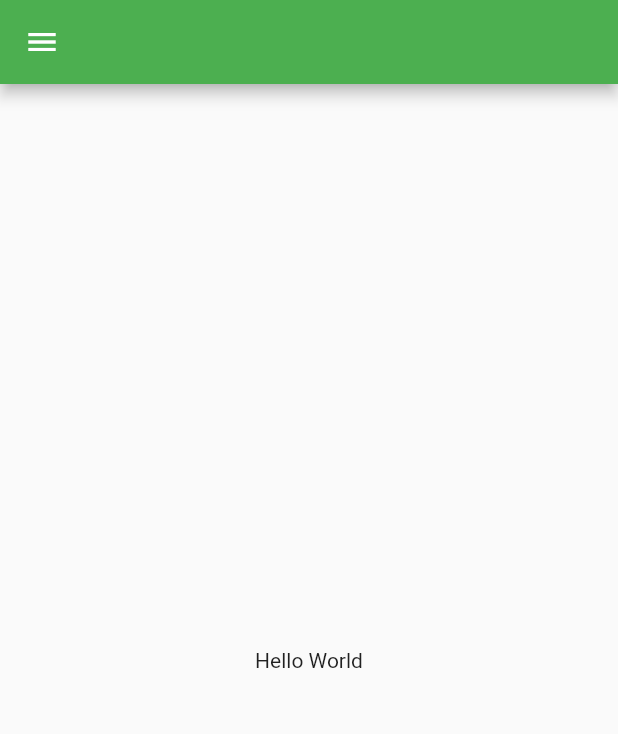
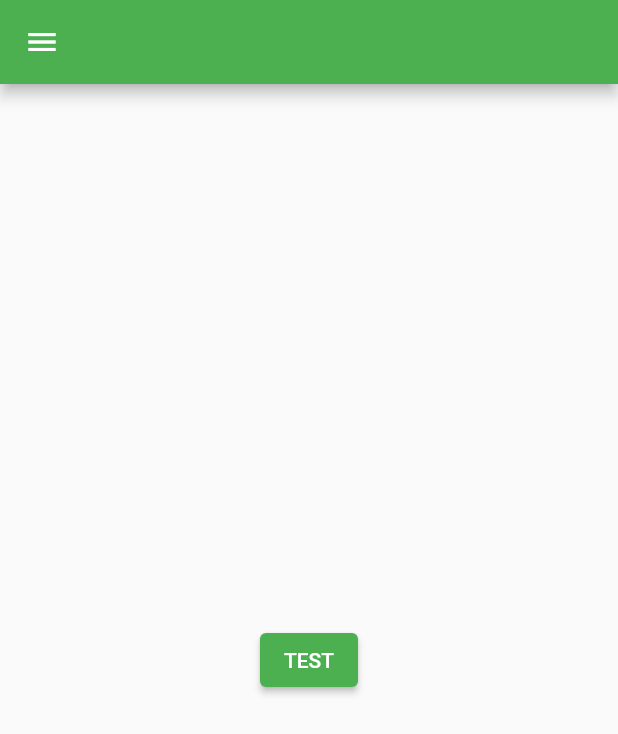
Before and after one commit to YAVILES/rcv_admin_flutter, a Flutter app: the MyHomePage screen opened by its route, on a phone screen of 412 x 824 dp. Shown: the top 734 px of the screen. Run offline on Flutter 3.47's test engine with Material 2 defaults, Android fonts, the phone set to English and light mode, and no system bars; our stand-ins replace flushbar, shared_preferences; accounts and stored records are empty.

Commit message:
Home y sidebar

```diff
--- a/lib/src/pages/home_page.dart
+++ b/lib/src/pages/home_page.dart
@@ -1,5 +1,6 @@
 import 'package:flutter/material.dart';
 import 'package:rcv_admin_flutter/src/models/user.dart';
+import 'package:rcv_admin_flutter/src/pages/banner_page.dart';
 
 class MyHomePage extends StatefulWidget {
   const MyHomePage({Key? key}) : super(key: key);
@@ -17,17 +18,126 @@ class _MyHomePageState extends State<MyHomePage> {
     return FutureBuilder(
         future: getUserData(),
         builder: (context, AsyncSnapshot<User> snapshot) {
+          switch (snapshot.connectionState) {
+            case ConnectionState.none:
+            case ConnectionState.waiting:
+              return const CircularProgressIndicator();
+            default:
               return Scaffold(
                 drawer: Drawer(
-              backgroundColor: Theme.of(context).secondaryHeaderColor,
+                    backgroundColor: Colors.white,
+                    child: ListView(
+                      padding: EdgeInsets.zero,
+                      children: [
+                        if (snapshot.hasError) Text('Error: ${snapshot.error}'),
+                        _getDrawerHeader(snapshot),
+                        ExpansionTile(
+                          title: Row(
+                            mainAxisAlignment: MainAxisAlignment.start,
+                            children: const [
+                              Icon(Icons.admin_panel_settings),
+                              Padding(
+                                padding: EdgeInsets.only(left: 10),
+                                child: Text('Administración de Sistema'),
+                              )
+                            ],
                           ),
+                          children: const [],
+                        ),
+                        ExpansionTile(
+                          title: Row(
+                            mainAxisAlignment: MainAxisAlignment.start,
+                            children: const [
+                              Icon(Icons.web_asset),
+                              Padding(
+                                padding: EdgeInsets.only(left: 10),
+                                child: Text('Administración Web'),
+                              )
+                            ],
+                          ),
+                          children: [
+                            ListTile(
+                              title: const Text('Banners'),
+                              leading: const Padding(
+                                padding: EdgeInsets.only(left: 20),
+                                child: Icon(Icons.flaky_rounded),
+                              ),
+                              onTap: () {
+                                Navigator.pushReplacementNamed(
+                                    context, '/banner');
+                              },
+                            ),
+                          ],
+                        ),
+                        const SizedBox(height: 15),
+                        ListTile(
+                          title: const Text('Cerrar Sesión'),
+                          leading: const Icon(Icons.logout),
+                          onTap: () {
+                            UserPreferences().removeUser();
+                            Navigator.of(context).pushReplacementNamed('/');
+                            // Update the state of the app.
+                            // ...
+                          },
+                        ),
+                      ],
+                    )),
                 appBar: AppBar(
                   title: Text(snapshot.data?.name ?? ""),
                 ),
-            body: const Center(
-              child: Text('Hello World'),
+                body: Center(
+                    child: ElevatedButton(
+                  child: const Text("TEST"),
+                  onPressed: () {
+                    Navigator.push(
+                      context,
+                      MaterialPageRoute(builder: (context) {
+                        return const BannersPage();
+                      }),
+                    );
+                  },
+                )),
+              );
+          }
+        });
+  }
+
+  _getDrawerHeader(snapshot) {
+    switch (snapshot.connectionState) {
+      case ConnectionState.none:
+      case ConnectionState.waiting:
+        return const CircularProgressIndicator();
+      default:
+        return UserAccountsDrawerHeader(
+          accountName: Text("${snapshot.data?.name}"),
+          accountEmail: Text("${snapshot.data?.email}"),
+          currentAccountPicture: Image.asset('assets/images/rc871.jpg'),
+          otherAccountsPictures: const [
+            FlutterLogo(),
+          ],
+          onDetailsPressed: () {},
+          decoration: const BoxDecoration(
+            gradient: LinearGradient(
+              colors: [Colors.green, Colors.yellow],
+            ),
           ),
         );
-        });
+
+      /*              DrawerHeader(
+                      decoration: BoxDecoration(
+                        color: Theme.of(context).colorScheme.primary,
+                      ),
+                      child: Row(
+                        crossAxisAlignment: CrossAxisAlignment.start,
+                        mainAxisAlignment: MainAxisAlignment.spaceBetween,
+                        children: const [
+                          FlutterLogo(
+                            size: 100,
+                          ),
+                          Text('Drawer Header'),
+                        ],
+                      ),
+                    ), */
     }
   }
+}
--- a/lib/src/providers/user_provider.dart
+++ b/lib/src/providers/user_provider.dart
@@ -6,8 +6,9 @@ class UserProvider with ChangeNotifier {
 
   User get user => _user;
 
-  void setUser(User user) {
+  setUser(User user) {
     _user = user;
     notifyListeners();
+    return user;
   }
 }
```
Also changed, not shown: lib/src/app.dart (+31 -13 lines), lib/src/models/user.dart (+2 -6 lines), lib/src/pages/banner_page.dart (added, +10 -0 lines), lib/src/pages/login_page.dart (+59 -31 lines), lib/src/providers/auth_provider.dart (+10 -4 lines). Lines whose indentation alone changed are shown as unchanged.
